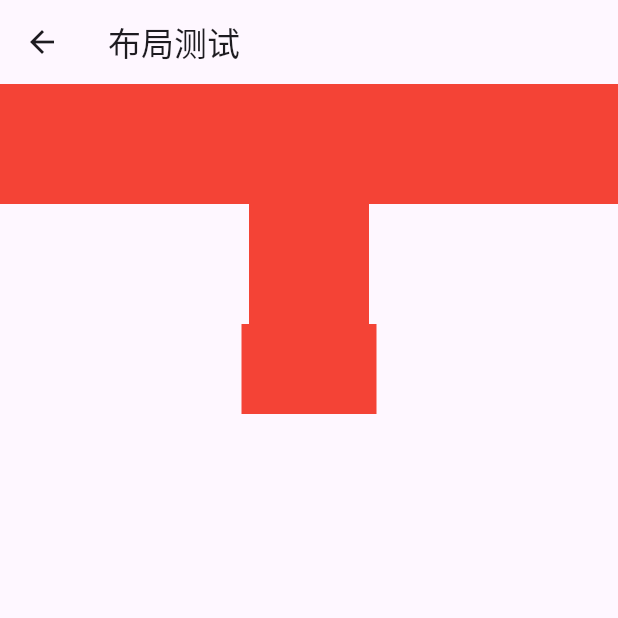
After one commit to D1191860939/flutter_basic, a Flutter app: the TestLayoutPage screen opened directly, on a phone screen of 412 x 824 dp, the top half of it. The commit adds this screen. Run offline on Flutter 3.47's test engine with Material 3 defaults, Android fonts, the phone set to English and light mode, and no system bars; our stand-ins replace fluttertoast.

Commit message:
feature: 布局测试一

```diff
--- a/lib/entrance/entrance_page.dart
+++ b/lib/entrance/entrance_page.dart
@@ -1,5 +1,6 @@
 import 'package:flutter/material.dart';
 import 'package:hello_flutter/guess/guess_page.dart';
+import 'package:hello_flutter/layout/test_layout_page.dart';
 import 'package:hello_flutter/pavlova/pavlova_page.dart';
 import 'package:hello_flutter/state/tap_box_page.dart';
 import 'package:hello_flutter/ui/button_page.dart';
@@ -9,6 +10,7 @@ import 'package:hello_flutter/ui/progress_page.dart';
 import 'package:hello_flutter/ui/text_field_page.dart';
 import 'package:hello_flutter/ui/text_page.dart';
 import 'package:hello_flutter/wooden/wooden_fish_page.dart';
+import 'package:hello_flutter/layout/test_row_column.dart';
 
 import '../counter/counter_page.dart';
 
@@ -38,6 +40,7 @@ class EntrancePage extends StatelessWidget {
             width: double.infinity,
             padding: const EdgeInsets.all(16),
             decoration: const BoxDecoration(color: Colors.white),
+            child: SingleChildScrollView(
               child: Column(
                 children: [
                   _buildItem(context, "计数器", (context) => const MyHomePage()),
@@ -50,7 +53,8 @@ class EntrancePage extends StatelessWidget {
                       context, "Flutter 实战-状态管理", (context) => TapBoxPage()),
                   _buildItem(
                       context, "Flutter 实战-文本及样式", (context) => TextPage()),
-                _buildItem(context, "Flutter 实战-按钮", (context) => ButtonPage()),
+                  _buildItem(
+                      context, "Flutter 实战-按钮", (context) => ButtonPage()),
                   _buildItem(
                       context, "Flutter 实战-图片及 Icon", (context) => ImagePage()),
                   _buildItem(context, "Flutter 实战-单选开关和复选框",
@@ -59,7 +63,12 @@ class EntrancePage extends StatelessWidget {
                       context, "Flutter 实战-输入框", (context) => TextFieldPage()),
                   _buildItem(
                       context, "Flutter 实战-进度条", (context) => ProgressPage()),
+                  _buildItem(context, "Flutter 实战-布局测试1",
+                      (context) => const TestLayoutPage()),
+                  _buildItem(context, "Flutter 实战-布局测试2",
+                      (context) => const TestRowColumnPage()),
                 ],
+              ),
             )));
   }
 }
--- /dev/null
+++ b/lib/layout/test_layout_page.dart
@@ -0,0 +1,44 @@
+import 'package:flutter/material.dart';
+
+class TestLayoutPage extends StatelessWidget {
+  const TestLayoutPage({super.key});
+
+  @override
+  Widget build(BuildContext context) {
+    return Scaffold(
+      appBar: AppBar(
+        title: const Text("布局测试"),
+      ),
+      body: Column(
+        children: [
+          ConstrainedBox(
+            constraints:
+                const BoxConstraints(minHeight: 50, minWidth: double.infinity),
+            child: Container(
+              height: 80,
+              child: const DecoratedBox(
+                decoration: BoxDecoration(color: Colors.red),
+              ),
+            ),
+          ),
+          const SizedBox(
+            height: 80,
+            width: 80,
+            child: DecoratedBox(
+              decoration: BoxDecoration(color: Colors.red),
+            ),
+          ),
+          ConstrainedBox(
+            constraints: const BoxConstraints(minWidth: 90, minHeight: 20),
+            child: ConstrainedBox(
+              constraints: const BoxConstraints(minWidth: 60, minHeight: 60),
+              child: const DecoratedBox(
+                decoration: BoxDecoration(color: Colors.red),
+              ),
+            ),
+          )
+        ],
+      ),
+    );
+  }
+}
```
Also changed, not shown: lib/layout/test_row_column.dart (added, +34 -0 lines). Lines whose indentation alone changed are shown as unchanged.
